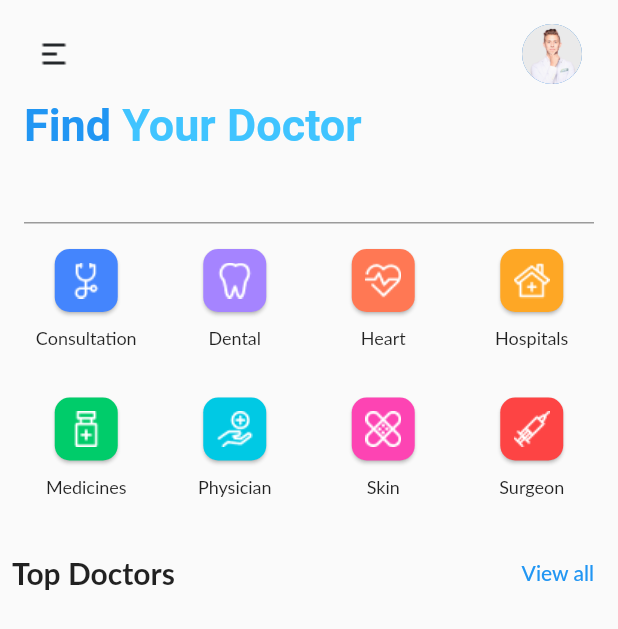
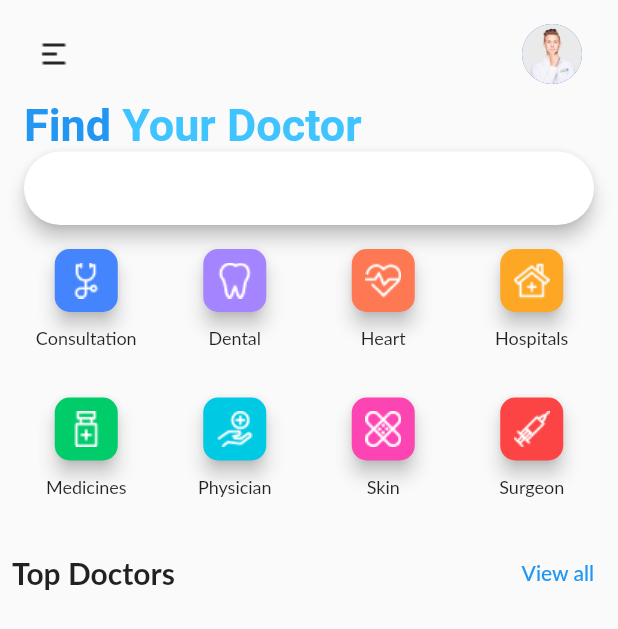
Before and after one commit to gjake122221/doctor_app, a Flutter app: the screen it shows after launch, on a phone screen of 412 x 824 dp. Shown: the top 629 px of the screen. Run offline on Flutter 3.47's test engine with Material 2 defaults, Android fonts, the phone set to English and light mode, and no system bars; drawn by our look-alikes of flutter_animate; Roboto replaces fonts that are missing (Lato).

Commit message:
add SearchBar  Widget and slide animation

```diff
--- a/lib/pages/home_page.dart
+++ b/lib/pages/home_page.dart
@@ -1,4 +1,5 @@
 import 'package:flutter/material.dart';
+import 'package:flutter_animate/flutter_animate.dart';
 
 import '../data/data_list.dart';
 
@@ -21,7 +22,7 @@ class HomePage extends StatelessWidget {
                   trailing: CircleAvatar(
                       backgroundImage: AssetImage('assets/image/Group_22.png')),
                 ),
-              ),
+              ).animate().fade(delay: 200.ms).slideX(),
               SizedBox(
                 width: widthof,
                 height: 100,
@@ -46,11 +47,16 @@ class HomePage extends StatelessWidget {
                           ],
                         ),
                       ),
-                      TextFormField(),
+                      SizedBox(
+                        width: widthof,
+                        height: 49,
+                        child:
+                            SearchBar(elevation: MaterialStatePropertyAll(5.0)),
+                      ),
                     ],
                   ),
                 ),
-              ),
+              ).animate().fade(delay: 400.ms).slideX(),
               SizedBox(
                 width: widthof,
                 height: 200,
@@ -59,7 +65,7 @@ class HomePage extends StatelessWidget {
                   crossAxisCount: 4,
                   children: gridChildren,
                 ),
-              ),
+              ).animate().fade(delay: 600.ms).slideX(),
               SizedBox(
                 width: widthof,
                 height: 326,
@@ -83,7 +89,7 @@ class HomePage extends StatelessWidget {
                     ),
                   ],
                 ),
-              ),
+              ).animate().fade(delay: 800.ms).slideX(),
             ],
           ),
         ),
@@ -94,8 +100,7 @@ class HomePage extends StatelessWidget {
 
 var gridChildren = List.generate(
   8,
-  (index) {
-    return SizedBox(
+  (index) => SizedBox(
     child: Center(
       child: Padding(
         padding: const EdgeInsets.all(4.0),
@@ -104,6 +109,7 @@ var gridChildren = List.generate(
             width: 50,
             height: 50,
             child: Card(
+              elevation: 5,
               shape: RoundedRectangleBorder(
                 borderRadius: BorderRadius.circular(10.0),
               ),
@@ -129,6 +135,5 @@ var gridChildren = List.generate(
         ]),
       ),
     ),
+  ),
 );
-  },
-);
```
Lines whose indentation alone changed are shown as unchanged.
